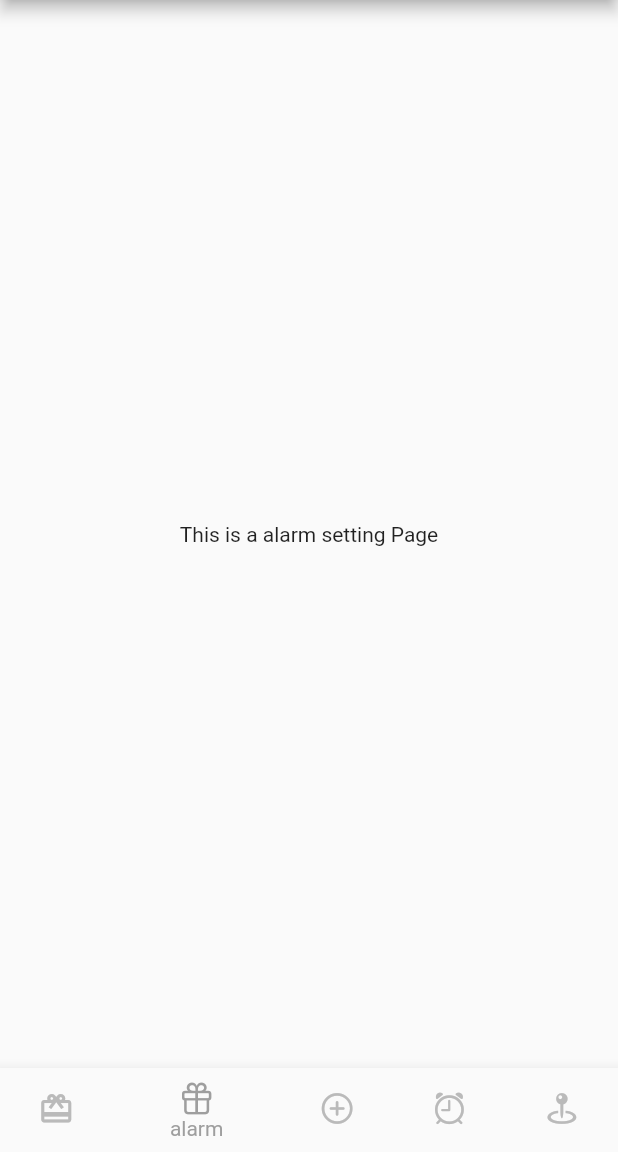
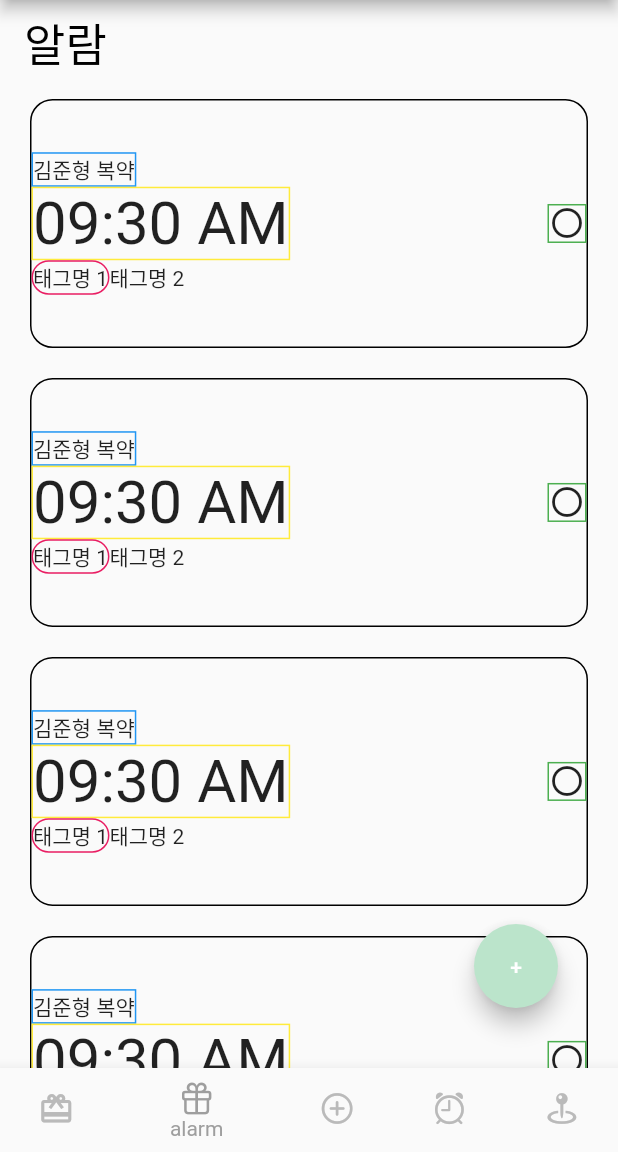
Before and after one commit to AI-FOR-ALL-I/YakChaCha, a Flutter app: the screen it shows after launch, item 2 of the bottom bar chosen, on a phone screen of 412 x 824 dp, the part 84-1236 px from its top. Run offline on Flutter 3.47's test engine with Material 2 defaults, Android fonts, the phone set to English and light mode, and no system bars; missing offline and left inert: kakao_flutter_sdk.

Commit message:
[S08P22A803-161] Feat: 알람표시 위젯, 알람리스트페이지 레이아웃만 구현

```diff
--- a/frontend/lib/screens/alarm_page.dart
+++ b/frontend/lib/screens/alarm_page.dart
@@ -1,12 +1,42 @@
 import 'package:flutter/material.dart';
+import 'package:frontend/widgets/alarm/alarm_widget.dart';
 
 class AlarmPage extends StatelessWidget {
   const AlarmPage({Key? key}) : super(key: key);
 
   @override
   Widget build(BuildContext context) {
-    return const Center(
-      child: Text('This is a alarm setting Page'),
+    return Center(
+      child: Scaffold(
+        appBar: AppBar(
+          title: Text('알람',
+              style: TextStyle(
+                  color: Colors.black,
+                  fontSize:
+                      MediaQuery.of(context).size.height >= 720 ? 30 : 16)),
+          backgroundColor: Colors.transparent,
+          elevation: 0,
+        ),
+        body: Container(
+          child: Stack(
+            children: [
+              ListView.builder(
+                  itemCount: 10,
+                  itemBuilder: (context, i) {
+                    return CustomAlarmWidget();
+                  }),
+              Positioned(
+                bottom: 40,
+                right: 40,
+                child: FloatingActionButton(
+                    backgroundColor: Theme.of(context).colorScheme.primary,
+                    onPressed: () {},
+                    child: Text('+', style: TextStyle(color: Colors.white))),
+              )
+            ],
+          ),
+        ),
+      ),
     );
   }
 }
--- /dev/null
+++ b/frontend/lib/widgets/alarm/alarm_widget.dart
@@ -0,0 +1,62 @@
+import 'package:flutter/material.dart';
+
+class CustomAlarmWidget extends StatelessWidget {
+  const CustomAlarmWidget({super.key});
+
+  @override
+  Widget build(BuildContext context) {
+    return AspectRatio(
+      aspectRatio: 319 / 144,
+      child: Container(
+        margin: EdgeInsets.fromLTRB(20, 10, 20, 10),
+        decoration: BoxDecoration(
+            border: Border.all(color: Colors.black),
+            borderRadius: BorderRadius.circular(15)),
+        child: Center(
+          child:
+              Row(mainAxisAlignment: MainAxisAlignment.spaceBetween, children: [
+            Expanded(
+              child: Column(
+                mainAxisAlignment: MainAxisAlignment.center,
+                crossAxisAlignment: CrossAxisAlignment.start,
+                children: [
+                  Container(
+                    decoration:
+                        BoxDecoration(border: Border.all(color: Colors.blue)),
+                    child: Text('김준형 복약'),
+                  ),
+                  Container(
+                    child: Text(
+                      '09:30 AM',
+                      style: TextStyle(fontSize: 40),
+                    ),
+                    decoration:
+                        BoxDecoration(border: Border.all(color: Colors.yellow)),
+                  ),
+                  Row(
+                    children: [
+                      Container(
+                          decoration: BoxDecoration(
+                              border: Border.all(
+                                color: Colors.pink,
+                              ),
+                              borderRadius: BorderRadius.circular(15)),
+                          child: Text('태그명 1')),
+                      Text('태그명 2')
+                    ],
+                  )
+                ],
+              ),
+            ),
+            Container(
+              decoration:
+                  BoxDecoration(border: Border.all(color: Colors.green)),
+              child: Icon(Icons.radio_button_unchecked_outlined),
+              // child: Icon(Icons.check_circle_outlined),
+            ) // 여기가 체크 아이콘
+          ]),
+        ),
+      ),
+    );
+  }
+}
```
Also changed, not shown: frontend/lib/screens/drug_store_detail/drug_store_search.dart (+4 -6 lines).
